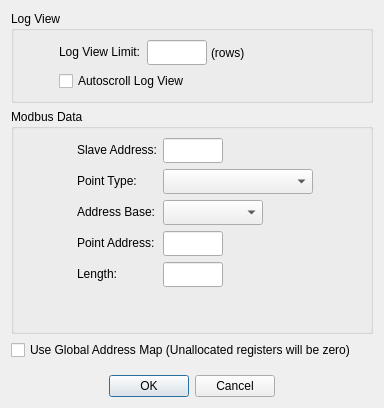
Qt form omodsim/dialogs/dialogdisplaydefinition.ui (sanny32/OpenModSim) before a commit.
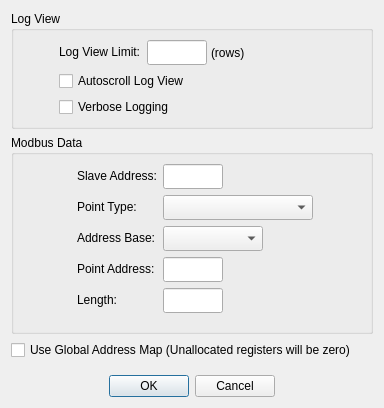
The same form after that commit. Custom widgets are drawn as their Qt base class.

Commit message: Added "Verbose Logging" option to accept all requests to form log view

Diff of the .ui file:
```diff
--- a/omodsim/dialogs/dialogdisplaydefinition.ui
+++ b/omodsim/dialogs/dialogdisplaydefinition.ui
@@ -85,6 +85,13 @@
         </property>
        </widget>
       </item>
+      <item row="3" column="0" colspan="2">
+       <widget class="QCheckBox" name="checkBoxVerboseLogging">
+        <property name="text">
+         <string>Verbose Logging</string>
+        </property>
+       </widget>
+      </item>
       <item row="2" column="0" colspan="2">
        <widget class="QCheckBox" name="checkBoxAutoscrollLog">
         <property name="text">
```
The commit also changes 4 other files.
